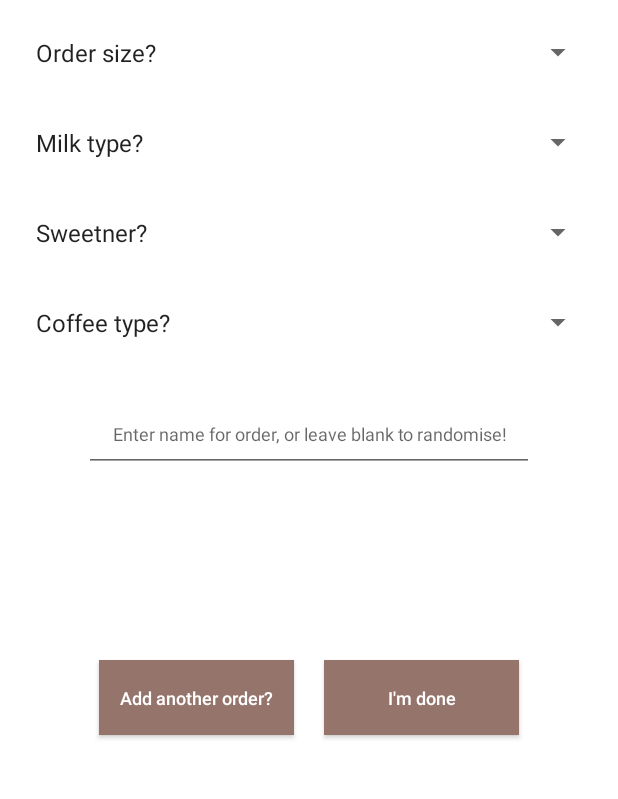
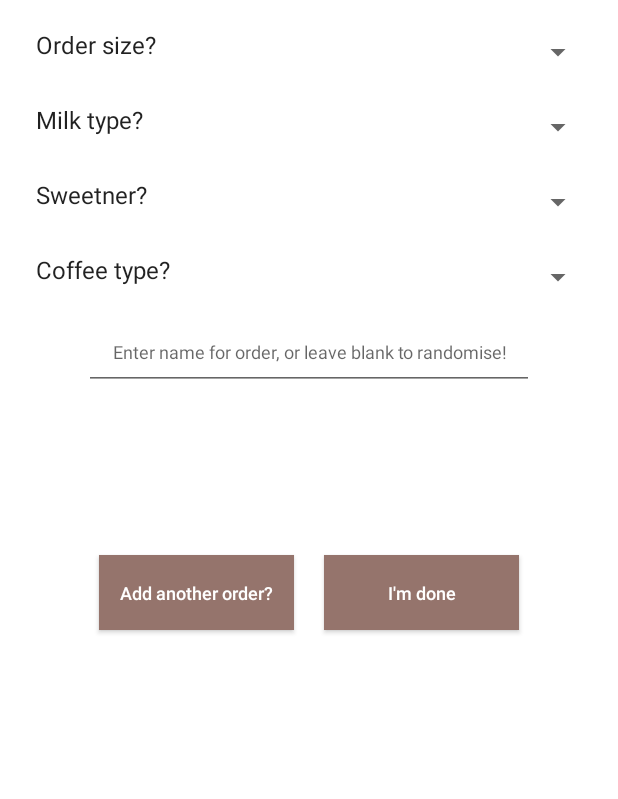
Before and after one commit to poppito/ShortBlack, an Android app: the screen it shows after launch (ShortBlack), on a phone screen of 412 x 824 dp, the part 114-913 px from its top. Run offline under Robolectric (Android 15) with nearby library versions, the phone set to English and light mode, and no system bars.

Commit message:
semi stable main activity. Some bug kills everything if you put a listview in a scrollview sigh

```diff
--- a/app/src/main/java/com/noni/ShortBlack/ShortBlack.java
+++ b/app/src/main/java/com/noni/ShortBlack/ShortBlack.java
@@ -4,12 +4,14 @@ import android.content.Context;
 import android.content.Intent;
 import android.os.Build;
 import android.os.Bundle;
+import android.support.design.widget.Snackbar;
 import android.support.v7.app.ActionBar;
 import android.support.v7.app.AppCompatActivity;
 import android.text.Editable;
 import android.text.TextWatcher;
 import android.util.Log;
 import android.view.View;
+import android.view.View.OnClickListener;
 import android.view.WindowManager;
 import android.view.inputmethod.InputMethodManager;
 import android.widget.AdapterView;
@@ -18,7 +20,6 @@ import android.widget.Button;
 import android.widget.EditText;
 import android.widget.ImageButton;
 import android.widget.ListView;
-import android.widget.ScrollView;
 import android.widget.Spinner;
 import android.widget.TextView;
 
@@ -28,7 +29,7 @@ import java.util.HashMap;
 import static android.view.View.GONE;
 import static com.noni.ShortBlack.R.id.milkChoicesSpinner;
 
-public class ShortBlack extends AppCompatActivity implements View.OnClickListener, AdapterView.OnItemSelectedListener, TextWatcher, View.OnFocusChangeListener{
+public class ShortBlack extends AppCompatActivity implements OnClickListener, AdapterView.OnItemSelectedListener, TextWatcher, View.OnFocusChangeListener{
 
     private Button submitButton, saveButton;
     private EditText nameText;
@@ -36,13 +37,17 @@ public class ShortBlack extends AppCompatActivity implements View.OnClickListene
     private HashMap<String, String> valuesMap = new HashMap<>();
     private String name;
     private TextView statusText, titleText;
-    private ScrollView shortBlackMainScrollView;
     private ImageButton closeKeyboard;
     private InputMethodManager imm;
     private ListView coffeeOrderList;
     private ArrayList<String> coffeeOrders;
     private ArrayAdapter<String> coffeeOrderAdapter;
-
+    private Spinner mAdditiveChoicesSpinner, mMilkChoicesSpinner, mOrderSizesSpinner, mCoffeeTypeSpinner;
+    private static final String milkChoice = "milkChoice";
+    private static final String orderSize = "orderSize";
+    private static final String coffeeType = "coffeeType";
+    private static final String additiveCoice = "additiveChoice";
+    private OnClickListener mOnClickListener;
 
     @Override
     protected void onCreate(Bundle savedInstanceState) {
@@ -61,7 +66,6 @@ public class ShortBlack extends AppCompatActivity implements View.OnClickListene
         }
 
         setContentView(R.layout.activity_short_black);
-        shortBlackMainScrollView = (ScrollView) findViewById(R.id.shortblack_scrollview_main);
         submitButton = (Button) findViewById(R.id.submitButton);
         saveButton = (Button) findViewById(R.id.saveForLater);
         nameText = (EditText) findViewById(R.id.name);
@@ -69,10 +73,11 @@ public class ShortBlack extends AppCompatActivity implements View.OnClickListene
         statusText = (TextView) findViewById(R.id.status_message);
         coffeeOrderList = (ListView) findViewById(R.id.order_list);
 
-        Spinner mAdditiveChoicesSpinner = (Spinner) findViewById(R.id.additiveChoicesSpinner);
-        Spinner mOrderSizesSpinner = (Spinner) findViewById(R.id.orderSizesSpinner);
-        Spinner mCoffeeTypeSpinner = (Spinner) findViewById(R.id.coffeeTypeSpinner);
-        Spinner mMilkChoicesSpinner = (Spinner) findViewById(milkChoicesSpinner);
+
+        mAdditiveChoicesSpinner = (Spinner) findViewById(R.id.additiveChoicesSpinner);
+        mOrderSizesSpinner = (Spinner) findViewById(R.id.orderSizesSpinner);
+        mCoffeeTypeSpinner = (Spinner) findViewById(R.id.coffeeTypeSpinner);
+        mMilkChoicesSpinner = (Spinner) findViewById(milkChoicesSpinner);
 
 
         ArrayAdapter<CharSequence> mAdditiveAdapter = ArrayAdapter.createFromResource(this, R.array.additiveArray, android.R.layout.simple_spinner_item);
@@ -91,7 +96,6 @@ public class ShortBlack extends AppCompatActivity implements View.OnClickListene
         mMilkChoicesAdapter.setDropDownViewResource(android.R.layout.simple_spinner_dropdown_item);
         mMilkChoicesSpinner.setAdapter(mMilkChoicesAdapter);
 
-
         //initialise listeners for every single spinner
         mAdditiveChoicesSpinner.setOnItemSelectedListener(this);
         mCoffeeTypeSpinner.setOnItemSelectedListener(this);
@@ -102,7 +106,6 @@ public class ShortBlack extends AppCompatActivity implements View.OnClickListene
         //Initialise submit button
         submitButton.setOnClickListener(this);
         saveButton.setOnClickListener(this);
-        shortBlackMainScrollView.setOnClickListener(this);
         submitButton.setBackgroundColor(getResources().getColor(R.color.button_inactive));
         nameText.addTextChangedListener(this);
         nameText.setOnClickListener(this);
@@ -123,12 +126,8 @@ public class ShortBlack extends AppCompatActivity implements View.OnClickListene
         switch (parent.getId()) {
             case milkChoicesSpinner: {
                 if (position != 0) {
-                    valuesMap.put("milkChoice", parent.getItemAtPosition(position).toString());
                     Log.v(TAG, parent.getItemAtPosition(position).toString());
-                } else {
-                    if (valuesMap.containsKey("milkChoice")) {
-                        valuesMap.remove("milkChoice");
-                    }
+                    valuesMap.put(milkChoice, parent.getItemAtPosition(position).toString());
                 }
                 break;
             }
@@ -136,26 +135,18 @@ public class ShortBlack extends AppCompatActivity implements View.OnClickListene
             case R.id.additiveChoicesSpinner: {
                 if (position != 0) {
                     //pop this into the json object;
-                    valuesMap.put("additiveChoice", parent.getItemAtPosition(position).toString());
                     Log.v(TAG, parent.getItemAtPosition(position).toString());
-                } else {
-                    if (valuesMap.containsKey("additiveChoice")) {
-                        valuesMap.remove("additiveChoice");
+                    valuesMap.put(additiveCoice, parent.getItemAtPosition(position).toString());
                 }
-                }
-
                 break;
             }
 
             case R.id.coffeeTypeSpinner: {
                 if (position != 0) {
                     //pop this into the json object;
-                    valuesMap.put("coffeeType", parent.getItemAtPosition(position).toString());
                     Log.v(TAG, parent.getItemAtPosition(position).toString());
-                } else {
-                    if (valuesMap.containsKey("coffeeType")) {
-                        valuesMap.remove("coffeeType");
-                    }
+                    valuesMap.put(coffeeType, parent.getItemAtPosition(position).toString());
+
                 }
                 break;
             }
@@ -163,12 +154,8 @@ public class ShortBlack extends AppCompatActivity implements View.OnClickListene
             case R.id.orderSizesSpinner: {
                 if (position != 0) {
                     //pop this into the json object;
-                    valuesMap.put("orderSize", parent.getItemAtPosition(position).toString());
                     Log.v(TAG, parent.getItemAtPosition(position).toString());
-                } else {
-                    if (valuesMap.containsKey("orderSize")) {
-                        valuesMap.remove("orderSize");
-                    }
+                    valuesMap.put(orderSize, parent.getItemAtPosition(position).toString());
                 }
                 break;
             }
@@ -176,9 +163,8 @@ public class ShortBlack extends AppCompatActivity implements View.OnClickListene
         enableButtons();
     }
 
-    public boolean allValuesValidated() {
-        if (valuesMap.containsKey("milkChoice") && (valuesMap.containsKey("additiveChoice")) && (valuesMap.containsKey("coffeeType") && valuesMap.containsKey("orderSize"))) {
-            coffeeOrders.add(valuesMap.get("orderSize") + " " + valuesMap.get("coffeeType") + " with " + valuesMap.get("milkChoice") + " and " + valuesMap.get("additiveChoice"));
+    public boolean allValuesValidated(HashMap<String, String> map) {
+        if ((map.get(coffeeType) != null) && (map.get(orderSize) != null) && (map.get(additiveCoice) != null) && (map.get(milkChoice) != null)) {
             return true;
         }
         return false;
@@ -200,8 +186,6 @@ public class ShortBlack extends AppCompatActivity implements View.OnClickListene
 
     }
 
-
-
     @Override
     public void afterTextChanged(Editable s) {
 
@@ -210,47 +194,40 @@ public class ShortBlack extends AppCompatActivity implements View.OnClickListene
         }
     }
 
+
     public void enableButtons() {
-        if (allValuesValidated()) {
+        if (allValuesValidated(valuesMap)) {
             submitButton.setBackgroundColor(getResources().getColor(R.color.button_active));
             saveButton.setBackgroundColor(getResources().getColor(R.color.button_active));
             statusText.setText("Order looks A-OK! :)");
         } else {
             //submitButton.setBackgroundColor(ContextCompat.getColor(getApplicationContext(), R.color.button_inactive));
             submitButton.setBackgroundColor(getResources().getColor(R.color.button_inactive));
+            saveButton.setBackgroundColor(getResources().getColor(R.color.button_inactive));
 
         }
+    }
+
+    public void resetSpinners() {
+        mAdditiveChoicesSpinner.setSelection(0);
+        mCoffeeTypeSpinner.setSelection(0);
+        mMilkChoicesSpinner.setSelection(0);
+        mOrderSizesSpinner.setSelection(0);
     }
 
     @Override
     public void onClick(View v) {
         switch (v.getId()) {
             case R.id.submitButton: {
-                if (allValuesValidated()) {
-                    Log.v(TAG, "name is " + name);
+                if (allValuesValidated(valuesMap)) {
                     Intent fireUpOrderDetails = new Intent(this, OrderDetails.class);
                     fireUpOrderDetails.putExtra("orderDetails", valuesMap);
                     fireUpOrderDetails.putExtra("nameGenerated", name);
                     startActivity(fireUpOrderDetails);
-                } else if (!valuesMap.containsKey("milkChoice")) {
-                    //Toast.makeText(getApplicationContext(), "What kinda milk? :)", Toast.LENGTH_SHORT).show();
-                    statusText.setText("What kinda milk? :)");
-                    statusText.setTextColor(getResources().getColor(R.color.warning_text_colour));
-                } else if (!valuesMap.containsKey("additiveChoice")) {
-                    //Toast.makeText(getApplicationContext(), "Please select an additive choice your order!", Toast.LENGTH_SHORT).show();
-                    statusText.setText("Any sweetners? :)");
-                    statusText.setTextColor(getResources().getColor(R.color.warning_text_colour));
-                } else if (!valuesMap.containsKey("coffeeType")) {
-                    //Toast.makeText(getApplicationContext(), "Please select type of coffee for your order!", Toast.LENGTH_SHORT).show();
-                    statusText.setText("What type of coffee? :)");
-                    statusText.setTextColor(getResources().getColor(R.color.warning_text_colour));
-                } else if (!valuesMap.containsKey("orderSize")) {
-                    //Toast.makeText(getApplicationContext(), "Please select an order size!", Toast.LENGTH_SHORT).show();
-                    statusText.setText("How about an order size? :)");
-                    statusText.setTextColor(getResources().getColor(R.color.warning_text_colour));
-                    Log.v(TAG, "no order size selected");
+                    statusText.setText("");
+                } else {
+                    notifyIncompleteOrder(valuesMap, statusText);
                 }
-                break;
             }
             case R.id.closeKeyboard: {
                 imm.hideSoftInputFromWindow(v.getWindowToken(), 0);
@@ -263,28 +240,32 @@ public class ShortBlack extends AppCompatActivity implements View.OnClickListene
                 break;
             }
             case R.id.saveForLater: {
-                if (allValuesValidated()) {
-                    coffeeOrderAdapter.notifyDataSetChanged();
+                if (allValuesValidated(valuesMap)) {
+                    refreshListView(valuesMap);
+                    statusText.setText("");
+                    resetSpinners();
                     valuesMap.clear();
-                } else if (!valuesMap.containsKey("milkChoice")) {
-                    //Toast.makeText(getApplicationContext(), "What kinda milk? :)", Toast.LENGTH_SHORT).show();
+                } else {
+                    notifyIncompleteOrder(valuesMap, statusText);
+                }
+            }
+        }
+    }
+
+
+    public void notifyIncompleteOrder(HashMap<String, String> map, TextView statusText) {
+        if (map.get(milkChoice) == null) {
             statusText.setText("What kinda milk? :)");
             statusText.setTextColor(getResources().getColor(R.color.warning_text_colour));
-                } else if (!valuesMap.containsKey("additiveChoice")) {
-                    //Toast.makeText(getApplicationContext(), "Please select an additive choice your order!", Toast.LENGTH_SHORT).show();
+        } else if (map.get(additiveCoice) == null) {
             statusText.setText("Any sweetners? :)");
             statusText.setTextColor(getResources().getColor(R.color.warning_text_colour));
-                } else if (!valuesMap.containsKey("coffeeType")) {
-                    //Toast.makeText(getApplicationContext(), "Please select type of coffee for your order!", Toast.LENGTH_SHORT).show();
+        } else if (map.get(coffeeType)== null) {
             statusText.setText("What type of coffee? :)");
             statusText.setTextColor(getResources().getColor(R.color.warning_text_colour));
-                } else if (!valuesMap.containsKey("orderSize")) {
-                    //Toast.makeText(getApplicationContext(), "Please select an order size!", Toast.LENGTH_SHORT).show();
+        } else if (map.get(orderSize) == null) {
             statusText.setText("How about an order size? :)");
             statusText.setTextColor(getResources().getColor(R.color.warning_text_colour));
-                    Log.v(TAG, "no order size selected");
-                }
-            }
         }
     }
 
@@ -295,4 +276,18 @@ public class ShortBlack extends AppCompatActivity implements View.OnClickListene
             closeKeyboard.setVisibility(View.VISIBLE);
         }
     }
+
+    public void refreshListView(HashMap <String, String> map) {
+        coffeeOrders.add(map.get(orderSize) + "added " + (map.get(coffeeType)) + " with " + map.get(milkChoice) + " and " + map.get(additiveCoice));
+
+        final Snackbar sb = Snackbar.make(findViewById(android.R.id.content), coffeeOrders.get(coffeeOrders.size() - 1), Snackbar.LENGTH_LONG);
+        sb.setAction("Undo", new View.OnClickListener() {
+            @Override
+            public void onClick(View v) {
+                sb.dismiss();
             }
+        });
+        sb.show();
+        coffeeOrderAdapter.notifyDataSetChanged();
+    }
+}
--- a/app/src/main/res/layout/activity_short_black.xml
+++ b/app/src/main/res/layout/activity_short_black.xml
@@ -7,7 +7,6 @@
             android:layout_height="match_parent"
             android:layout_gravity="center_horizontal"
             android:background="@color/app_background"
-            android:focusableInTouchMode="true"
             android:paddingBottom="@dimen/activity_vertical_margin"
             android:paddingLeft="@dimen/activity_horizontal_margin"
             android:paddingRight="@dimen/activity_horizontal_margin"
@@ -19,12 +18,8 @@
         android:layout_width="match_parent"
         android:layout_height="wrap_content"
         android:layout_gravity="center_horizontal"
-        android:orientation="vertical">
-
-        <LinearLayout
-            android:layout_width="match_parent"
-            android:layout_height="@dimen/linear_layout_spacers">
-        </LinearLayout>
+        android:orientation="vertical"
+        android:paddingBottom="@dimen/linear_layout_spacers">
 
         <TextView
             android:id="@+id/title_message"
@@ -33,63 +28,44 @@
             android:gravity="center"
             android:text="@string/titleString"
             android:textColor="@color/textColor"
-            android:textSize="@dimen/largeTextSize">
+            android:textSize="@dimen/largeTextSize"
+            android:layout_marginTop="@dimen/linear_layout_spacers"
+            android:layout_marginBottom="@dimen/linear_layout_spacers">
         </TextView>
-
-        <LinearLayout
-            android:layout_width="match_parent"
-            android:layout_height="@dimen/linear_layout_spacers">
-        </LinearLayout>
-
         <Spinner
             android:id="@+id/orderSizesSpinner"
             android:layout_width="match_parent"
             android:layout_height="@dimen/textHeight"
-            android:gravity="center_horizontal">
+            android:gravity="center_horizontal"
+            android:paddingBottom="@dimen/linear_layout_spacers">
+        </Spinner>
+        <Spinner
+            android:id="@+id/milkChoicesSpinner"
+            android:layout_width="match_parent"
+            android:layout_height="@dimen/textHeight"
+            android:gravity="center_horizontal"
+            android:paddingBottom="@dimen/linear_layout_spacers">
+        </Spinner>
+        <Spinner
+            android:id="@+id/additiveChoicesSpinner"
+            android:layout_width="match_parent"
+            android:layout_height="@dimen/textHeight"
+            android:gravity="center_horizontal"
+            android:paddingBottom="@dimen/linear_layout_spacers">
+        </Spinner>
+        <Spinner
+            android:id="@+id/coffeeTypeSpinner"
+            android:layout_width="match_parent"
+            android:layout_height="@dimen/textHeight"
+            android:gravity="center_horizontal"
+            android:paddingBottom="@dimen/linear_layout_spacers">
         </Spinner>
 
         <LinearLayout
             android:layout_width="match_parent"
-            android:layout_height="@dimen/linear_layout_spacers">
-        </LinearLayout>
-
-        <Spinner
-            android:id="@+id/milkChoicesSpinner"
-            android:layout_width="match_parent"
-            android:layout_height="@dimen/textHeight"
-            android:gravity="center_horizontal">
-        </Spinner>
-
-        <LinearLayout
-            android:layout_width="match_parent"
-            android:layout_height="@dimen/linear_layout_spacers">
-        </LinearLayout>
-
-        <Spinner
-            android:id="@+id/additiveChoicesSpinner"
-            android:layout_width="match_parent"
-            android:layout_height="@dimen/textHeight"
-            android:gravity="center_horizontal">
-        </Spinner>
-
-        <LinearLayout
-            android:layout_width="match_parent"
-            android:layout_height="@dimen/linear_layout_spacers">
-        </LinearLayout>
-
-        <Spinner
-            android:id="@+id/coffeeTypeSpinner"
-            android:layout_width="match_parent"
-            android:layout_height="@dimen/textHeight"
-            android:gravity="center_horizontal">
-        </Spinner>
-
-        <LinearLayout
-            android:layout_width="match_parent"
-            android:layout_height="90dp"
+            android:layout_height="wrap_content"
             android:gravity="center"
-            android:orientation="horizontal"
-            android:paddingTop="@dimen/linear_layout_spacers">
+            android:orientation="horizontal">
 
             <ImageButton
                 android:id="@+id/closeKeyboard"
@@ -97,9 +73,10 @@
                 android:layout_width="30dp"
                 android:layout_height="30dp"
                 android:scaleType="fitXY"
+                android:src="@android:drawable/arrow_down_float"
                 android:background="@android:color/white"
                 android:visibility="gone"
-                android:src="@drawable/ic_shortblack_close_keyboard"/>
+                />
 
             <EditText
                 android:id="@+id/name"
@@ -111,7 +88,7 @@
                 android:lines="1"
                 android:maxLength="15"
                 android:textColor="@color/textColor"
-                android:textIsSelectable="true"
+                android:textIsSelectable="false"
                 android:textSize="@dimen/buttonTextSize">
             </EditText>
         </LinearLayout>
--- a/app/src/main/res/values/dimens.xml
+++ b/app/src/main/res/values/dimens.xml
@@ -3,9 +3,9 @@
     <dimen name="activity_horizontal_margin">16dp</dimen>
     <dimen name="activity_vertical_margin">16dp</dimen>
     <dimen name="textHeight">50dp</dimen>
-    <dimen name="largeTextSize">20dp</dimen>
-    <dimen name="mediumTextSize">15dp</dimen>
-    <dimen name="buttonTextSize">12dp</dimen>
+    <dimen name="largeTextSize">20sp</dimen>
+    <dimen name="mediumTextSize">15sp</dimen>
+    <dimen name="buttonTextSize">12sp</dimen>
     <dimen name="shortBlackButtonWidth">130dp</dimen>
     <dimen name="orderSubmitButtonHeight">50dp</dimen>
     <dimen name="shortblack_add_another_height">60dp</dimen>
```
Also changed, not shown: app/src/main/java/com/noni/ShortBlack/Coffee.java (deleted, +0 -43 lines). Lines whose indentation alone changed are shown as unchanged.
